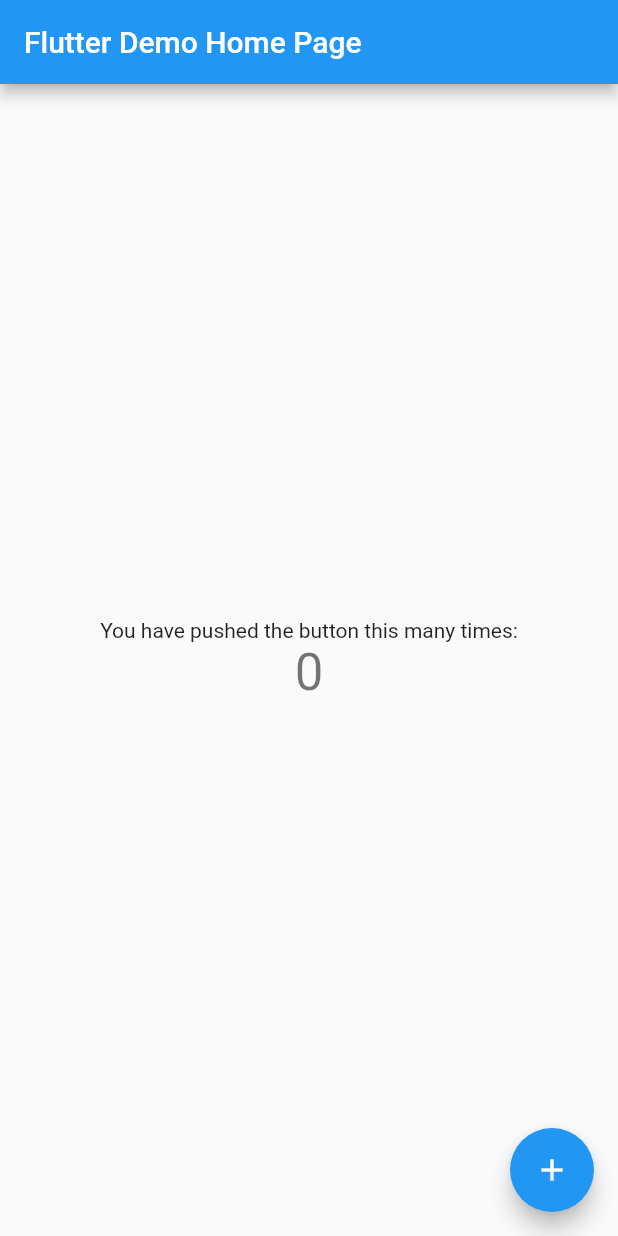
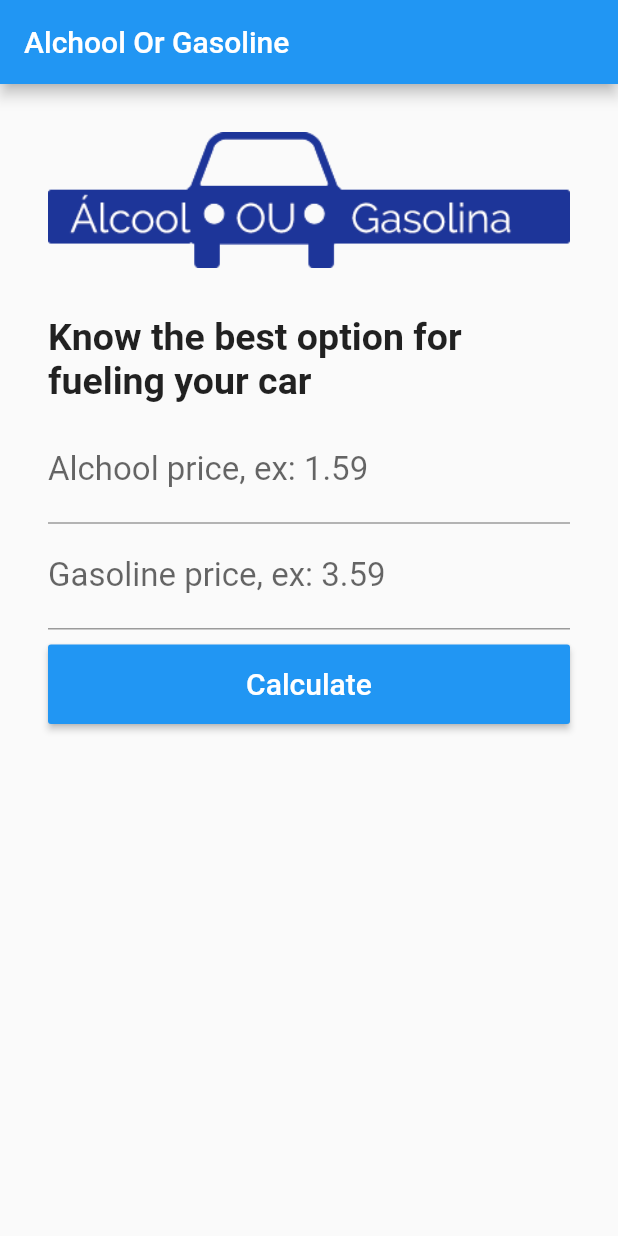
Before and after one commit to mateusbarcelini/flutter-gas-type, a Flutter app: the screen it shows after launch, on a phone screen of 412 x 824 dp. Run offline on Flutter 3.47's test engine with Material 2 defaults, Android fonts, the phone set to English and light mode, and no system bars.

Commit message:
First commit with english version

```diff
--- /dev/null
+++ b/lib/home.dart
@@ -0,0 +1,107 @@
+// ignore_for_file: deprecated_member_use
+
+import 'package:flutter/material.dart';
+
+class Home extends StatefulWidget {
+  @override
+  _HomeState createState() => _HomeState();
+}
+
+class _HomeState extends State<Home> {
+  final TextEditingController _controllerAlcool = TextEditingController();
+  final TextEditingController _controllerGasolina = TextEditingController();
+  String _textoResultado = "";
+
+  void _calcular() {
+    double? precoAlcool = double.tryParse(_controllerAlcool.text);
+    double? precoGasolina = double.tryParse(_controllerGasolina.text);
+
+    if (precoAlcool == null || precoGasolina == null) {
+      setState(() {
+        _textoResultado = 'Invalid number, type numbers greather than 0 and using (.)';
+      });
+    } else {
+      /*
+      * Se o preço do álcool divido pelo preço da gasolina
+      * for >= a 0.7 é melhor abastecer com gasolina
+      * senão é melhor utilizar álcool
+      * */
+      if ((precoAlcool / precoGasolina) >= 0.7) {
+        setState(() {
+          _textoResultado = "It's better use gasoline";
+        });
+      } else {
+        setState(() {
+          _textoResultado = "It's better use alchool";
+        });
+      }
+      //_limparCampos();
+    }
+  }
+
+  // void _limparCampos(){
+  //   _controllerGasolina.text = "";
+  //   _controllerAlcool.text = "";
+  // }
+
+  @override
+  Widget build(BuildContext context) {
+    return Scaffold(
+      appBar: AppBar(
+        title: const Text('Alchool Or Gasoline'),
+        backgroundColor: Colors.blue,
+      ),
+      body: SingleChildScrollView(
+        padding: const EdgeInsets.all(32),
+        child: Column(
+          crossAxisAlignment: CrossAxisAlignment.stretch,
+          children: <Widget>[
+            Padding(
+              padding: const EdgeInsets.only(bottom: 32),
+              child: Image.asset('images/logo.png'),
+            ),
+            const Padding(
+              padding: EdgeInsets.only(bottom: 10),
+              child: Text(
+                'Know the best option for fueling your car',
+                style: TextStyle(fontSize: 25, fontWeight: FontWeight.bold),
+              ),
+            ),
+            TextField(
+              keyboardType: TextInputType.number,
+              decoration: const InputDecoration(labelText: 'Alchool price, ex: 1.59'),
+              style: const TextStyle(fontSize: 22),
+              controller: _controllerAlcool,
+            ),
+            TextField(
+              keyboardType: TextInputType.number,
+              decoration: const InputDecoration(labelText: "Gasoline price, ex: 3.59"),
+              style: const TextStyle(fontSize: 22),
+              controller: _controllerGasolina,
+            ),
+            Padding(
+              padding: const EdgeInsets.only(top: 10),
+              child: RaisedButton(
+                color: Colors.blue,
+                textColor: Colors.white,
+                padding: const EdgeInsets.all(15),
+                onPressed: _calcular,
+                child: const Text(
+                  'Calculate',
+                  style: TextStyle(fontSize: 20),
+                ),
+              ),
+            ),
+            Padding(
+              padding: const EdgeInsets.only(top: 20),
+              child: Text(
+                _textoResultado,
+                style: const TextStyle(fontSize: 22, fontWeight: FontWeight.bold),
+              ),
+            )
+          ],
+        ),
+      ),
+    );
+  }
+}
--- a/lib/main.dart
+++ b/lib/main.dart
@@ -1,115 +1,9 @@
+import 'package:flutter_gas_type/home.dart';
 import 'package:flutter/material.dart';
 
 void main() {
-  runApp(const MyApp());
+  runApp(MaterialApp(
+    home: Home(),
+    debugShowCheckedModeBanner: false,
+  ));
 }
-
-class MyApp extends StatelessWidget {
-  const MyApp({Key? key}) : super(key: key);
-
-  // This widget is the root of your application.
-  @override
-  Widget build(BuildContext context) {
-    return MaterialApp(
-      title: 'Flutter Demo',
-      theme: ThemeData(
-        // This is the theme of your application.
-        //
-        // Try running your application with "flutter run". You'll see the
-        // application has a blue toolbar. Then, without quitting the app, try
-        // changing the primarySwatch below to Colors.green and then invoke
-        // "hot reload" (press "r" in the console where you ran "flutter run",
-        // or simply save your changes to "hot reload" in a Flutter IDE).
-        // Notice that the counter didn't reset back to zero; the application
-        // is not restarted.
-        primarySwatch: Colors.blue,
-      ),
-      home: const MyHomePage(title: 'Flutter Demo Home Page'),
-    );
-  }
-}
-
-class MyHomePage extends StatefulWidget {
-  const MyHomePage({Key? key, required this.title}) : super(key: key);
-
-  // This widget is the home page of your application. It is stateful, meaning
-  // that it has a State object (defined below) that contains fields that affect
-  // how it looks.
-
-  // This class is the configuration for the state. It holds the values (in this
-  // case the title) provided by the parent (in this case the App widget) and
-  // used by the build method of the State. Fields in a Widget subclass are
-  // always marked "final".
-
-  final String title;
-
-  @override
-  State<MyHomePage> createState() => _MyHomePageState();
-}
-
-class _MyHomePageState extends State<MyHomePage> {
-  int _counter = 0;
-
-  void _incrementCounter() {
-    setState(() {
-      // This call to setState tells the Flutter framework that something has
-      // changed in this State, which causes it to rerun the build method below
-      // so that the display can reflect the updated values. If we changed
-      // _counter without calling setState(), then the build method would not be
-      // called again, and so nothing would appear to happen.
-      _counter++;
-    });
-  }
-
-  @override
-  Widget build(BuildContext context) {
-    // This method is rerun every time setState is called, for instance as done
-    // by the _incrementCounter method above.
-    //
-    // The Flutter framework has been optimized to make rerunning build methods
-    // fast, so that you can just rebuild anything that needs updating rather
-    // than having to individually change instances of widgets.
-    return Scaffold(
-      appBar: AppBar(
-        // Here we take the value from the MyHomePage object that was created by
-        // the App.build method, and use it to set our appbar title.
-        title: Text(widget.title),
-      ),
-      body: Center(
-        // Center is a layout widget. It takes a single child and positions it
-        // in the middle of the parent.
-        child: Column(
-          // Column is also a layout widget. It takes a list of children and
-          // arranges them vertically. By default, it sizes itself to fit its
-          // children horizontally, and tries to be as tall as its parent.
-          //
-          // Invoke "debug painting" (press "p" in the console, choose the
-          // "Toggle Debug Paint" action from the Flutter Inspector in Android
-          // Studio, or the "Toggle Debug Paint" command in Visual Studio Code)
-          // to see the wireframe for each widget.
-          //
-          // Column has various properties to control how it sizes itself and
-          // how it positions its children. Here we use mainAxisAlignment to
-          // center the children vertically; the main axis here is the vertical
-          // axis because Columns are vertical (the cross axis would be
-          // horizontal).
-          mainAxisAlignment: MainAxisAlignment.center,
-          children: <Widget>[
-            const Text(
-              'You have pushed the button this many times:',
-            ),
-            Text(
-              '$_counter',
-              style: Theme.of(context).textTheme.headline4,
-            ),
-          ],
-        ),
-      ),
-      floatingActionButton: FloatingActionButton(
-        onPressed: _incrementCounter,
-        tooltip: 'Increment',
-        child: const Icon(Icons.add),
-      ), // This trailing comma makes auto-formatting nicer for build methods.
-    );
-  }
-}
```
Also changed, not shown: pubspec.yaml (+3 -6 lines), images/logo.png (added).
